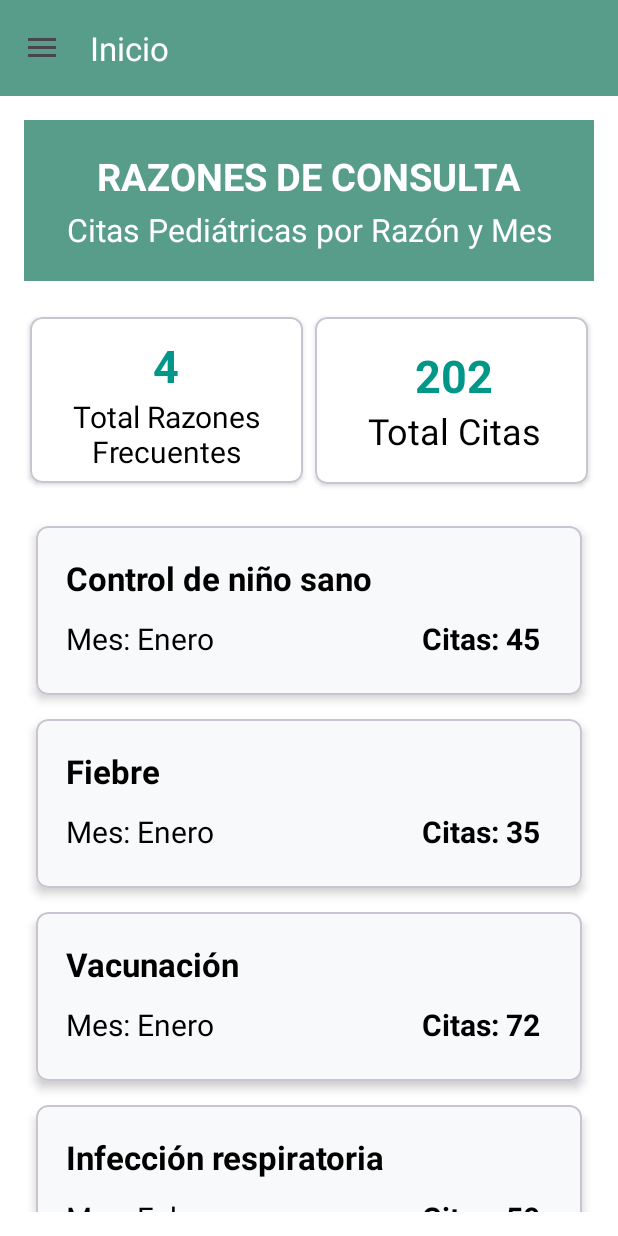
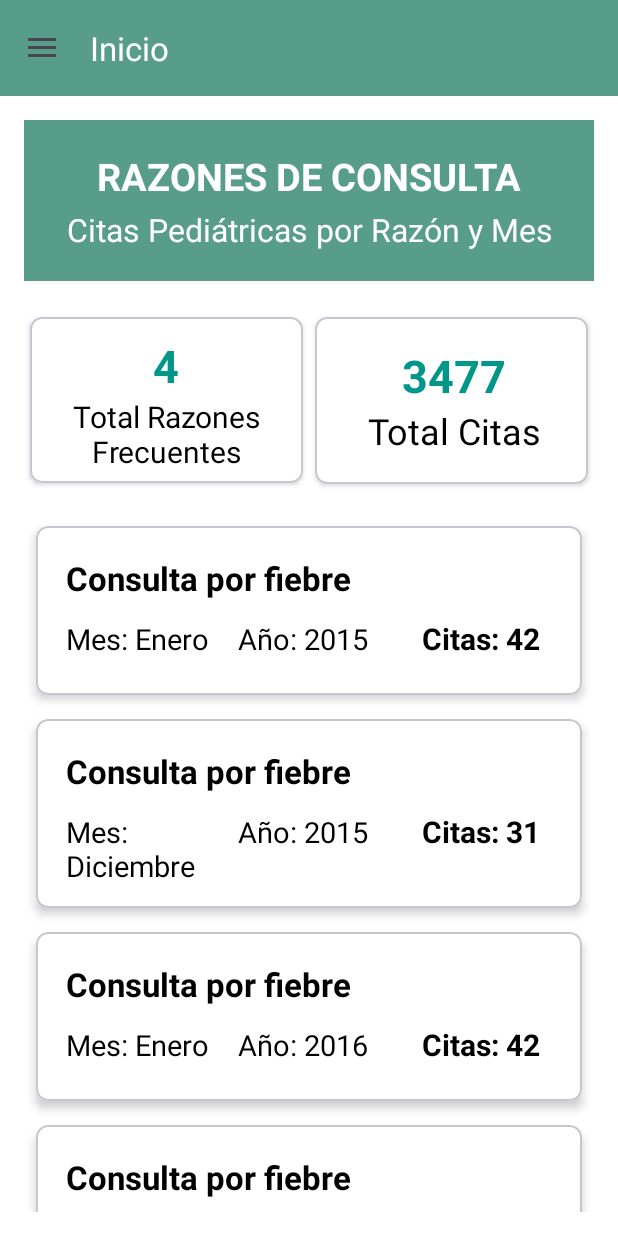
Before and after one commit to doomii18/PlataformaMovil_SaludVirtual, an Android app: the fragment RazonCitaFragment placed in its activity, on a phone screen of 412 x 824 dp. Run offline under Robolectric (Android 15) with nearby library versions, the phone set to English and light mode, and no system bars.

Commit message:
Commit #21
Actualización del modulo de razones de cita

```diff
--- a/app/src/main/java/com/example/plataformasalud_virtual/RazonCita.kt
+++ b/app/src/main/java/com/example/plataformasalud_virtual/RazonCita.kt
@@ -3,5 +3,6 @@ package com.example.plataformasalud_virtual
 data class RazonCita(
     val razonCita: String,
     val mes: String,
+    val anio: Int,
     val recuentoCitas: Int
 )
--- a/app/src/main/java/com/example/plataformasalud_virtual/RazonCitaAdapter.kt
+++ b/app/src/main/java/com/example/plataformasalud_virtual/RazonCitaAdapter.kt
@@ -24,11 +24,13 @@ class RazonCitaAdapter : ListAdapter<RazonCita, RazonCitaAdapter.RazonCitaViewHo
     class RazonCitaViewHolder(itemView: View) : RecyclerView.ViewHolder(itemView) {
         private val tvRazon: TextView = itemView.findViewById(R.id.tvRazon)
         private val tvMes: TextView = itemView.findViewById(R.id.tvMes)
+        val tvanio: TextView = itemView.findViewById(R.id.tvAnio)
         private val tvRecuento: TextView = itemView.findViewById(R.id.tvRecuento)
 
         fun bind(razon: RazonCita) {
             tvRazon.text = razon.razonCita
             tvMes.text = "Mes: ${razon.mes}"
+            tvanio.text = "Año: ${razon.anio}"
             tvRecuento.text = "Citas: ${razon.recuentoCitas}"
         }
     }
--- a/app/src/main/java/com/example/plataformasalud_virtual/RazonCitaFragment.kt
+++ b/app/src/main/java/com/example/plataformasalud_virtual/RazonCitaFragment.kt
@@ -3,38 +3,53 @@ package com.example.plataformasalud_virtual
 import android.os.Bundle
 import android.view.View
 import androidx.fragment.app.Fragment
+import androidx.fragment.app.viewModels
 import androidx.recyclerview.widget.LinearLayoutManager
 import com.example.plataformasalud_virtual.databinding.FragmentRazonCitaBinding
+import com.google.android.material.snackbar.Snackbar
 
 class RazonCitaFragment : Fragment(R.layout.fragment_razon_cita) {
 
     private var _binding: FragmentRazonCitaBinding? = null
     private val binding get() = _binding!!
 
+
+    private val viewModel: RazonCitaViewModel by viewModels()
+    private val adapter = RazonCitaAdapter()
+
     override fun onViewCreated(view: View, savedInstanceState: Bundle?) {
         super.onViewCreated(view, savedInstanceState)
         _binding = FragmentRazonCitaBinding.bind(view)
 
-        // Datos de prueba
-        val razonesPrueba = listOf(
-            RazonCita("Control de niño sano", "Enero", 45),
-            RazonCita("Fiebre", "Enero", 35),
-            RazonCita("Vacunación", "Enero", 72),
-            RazonCita("Infección respiratoria", "Febrero", 50),
 
 
-
-        )
-
-        setupRecyclerView(razonesPrueba)
-        updateStatisticsCards(razonesPrueba)
+        setupRecyclerView()
+        setupObservers()
     }
 
-    private fun setupRecyclerView(razones: List<RazonCita>) {
-        val adapter = RazonCitaAdapter()
+    private fun setupRecyclerView() {
         binding.rvRazonesCitas.layoutManager = LinearLayoutManager(requireContext())
         binding.rvRazonesCitas.adapter = adapter
-        adapter.submitList(razones)
+    }
+
+    private fun setupObservers() {
+        viewModel.razonesCita.observe(viewLifecycleOwner) { razones ->
+            adapter.submitList(razones)
+            updateStatisticsCards(razones)
+        }
+
+
+        viewModel.loading.observe(viewLifecycleOwner) { isLoading ->
+            binding.progress.visibility = if (isLoading) View.VISIBLE else View.GONE
+        }
+
+        viewModel.error.observe(viewLifecycleOwner) { error ->
+            error?.let {
+                // Muestra snackbar pero no es error fatal porque tenemos datos de fallback
+                Snackbar.make(binding.root, it, Snackbar.LENGTH_LONG).show()
+            }
+        }
+
     }
 
     private fun updateStatisticsCards(razones: List<RazonCita>) {
--- a/app/src/main/java/com/example/plataformasalud_virtual/RazonCitaViewModel.kt
+++ b/app/src/main/java/com/example/plataformasalud_virtual/RazonCitaViewModel.kt
@@ -34,13 +34,93 @@ class RazonCitaViewModel(application: Application) : AndroidViewModel(applicatio
 
                 // Datos de prueba directamente en el ViewModel
                 val datosPrueba = listOf(
-                    RazonCita("Control de niño sano", "Enero", 45),
-                    RazonCita("Fiebre", "Enero", 35),
-                    RazonCita("Vacunación", "Enero", 72),
-                    RazonCita("Infección respiratoria", "Febrero", 50),
-                    RazonCita("Control de niño sano", "Febrero", 90),
-                    RazonCita("Dolor abdominal", "Febrero", 25),
-                    RazonCita("Vacunación", "Febrero", 60)
+                    RazonCita("Consulta por fiebre", "Enero", 2015, 42),
+                    RazonCita("Consulta por fiebre", "Diciembre", 2015, 31),
+                    RazonCita("Consulta por fiebre", "Enero", 2016, 42),
+                    RazonCita("Consulta por fiebre", "Diciembre", 2016, 39),
+                    RazonCita("Consulta por fiebre", "Enero", 2017, 44),
+                    RazonCita("Consulta por fiebre", "Diciembre", 2017, 57),
+                    RazonCita("Consulta por fiebre", "Enero", 2018, 49),
+                    RazonCita("Consulta por fiebre", "Diciembre", 2018, 45),
+                    RazonCita("Consulta por fiebre", "Enero", 2019, 36),
+                    RazonCita("Consulta por fiebre", "Diciembre", 2019, 32),
+                    RazonCita("Consulta por fiebre", "Enero", 2020, 51),
+                    RazonCita("Consulta por fiebre", "Diciembre", 2020, 30),
+                    RazonCita("Consulta por fiebre", "Enero", 2021, 40),
+                    RazonCita("Consulta por fiebre", "Diciembre", 2021, 39),
+                    RazonCita("Consulta por fiebre", "Enero", 2022, 44),
+                    RazonCita("Consulta por fiebre", "Diciembre", 2022, 44),
+                    RazonCita("Consulta por fiebre", "Enero", 2023, 42),
+                    RazonCita("Consulta por fiebre", "Diciembre", 2023, 47),
+                    RazonCita("Consulta por fiebre", "Enero", 2024, 34),
+                    RazonCita("Consulta por fiebre", "Diciembre", 2024, 38),
+                    RazonCita("Consulta por fiebre", "Enero", 2025, 47),
+
+                    RazonCita("Consulta por Tos", "Enero", 2015, 40),
+                    RazonCita("Consulta por Tos", "Diciembre", 2015, 39),
+                    RazonCita("Consulta por Tos", "Enero", 2016, 37),
+                    RazonCita("Consulta por Tos", "Diciembre", 2016, 40),
+                    RazonCita("Consulta por Tos", "Enero", 2017, 40),
+                    RazonCita("Consulta por Tos", "Diciembre", 2017, 38),
+                    RazonCita("Consulta por Tos", "Enero", 2018, 37),
+                    RazonCita("Consulta por Tos", "Diciembre", 2018, 42),
+                    RazonCita("Consulta por Tos", "Enero", 2019, 39),
+                    RazonCita("Consulta por Tos", "Diciembre", 2019, 49),
+                    RazonCita("Consulta por Tos", "Enero", 2020, 37),
+                    RazonCita("Consulta por Tos", "Diciembre", 2020, 36),
+                    RazonCita("Consulta por Tos", "Enero", 2021, 37),
+                    RazonCita("Consulta por Tos", "Diciembre", 2021, 50),
+                    RazonCita("Consulta por Tos", "Enero", 2022, 43),
+                    RazonCita("Consulta por Tos", "Diciembre", 2022, 40),
+                    RazonCita("Consulta por Tos", "Enero", 2023, 36),
+                    RazonCita("Consulta por Tos", "Diciembre", 2023, 37),
+                    RazonCita("Consulta por Tos", "Enero", 2024, 36),
+                    RazonCita("Consulta por Tos", "Diciembre", 2024, 49),
+                    RazonCita("Consulta por Tos", "Enero", 2025, 45),
+
+                    RazonCita("Dolor de Garganta", "Enero", 2015, 51),
+                    RazonCita("Dolor de Garganta", "Diciembre", 2015, 53),
+                    RazonCita("Dolor de Garganta", "Enero", 2016, 50),
+                    RazonCita("Dolor de Garganta", "Diciembre", 2016, 42),
+                    RazonCita("Dolor de Garganta", "Enero", 2017, 37),
+                    RazonCita("Dolor de Garganta", "Diciembre", 2017, 44),
+                    RazonCita("Dolor de Garganta", "Enero", 2018, 56),
+                    RazonCita("Dolor de Garganta", "Diciembre", 2018, 38),
+                    RazonCita("Dolor de Garganta", "Enero", 2019, 36),
+                    RazonCita("Dolor de Garganta", "Diciembre", 2019, 28),
+                    RazonCita("Dolor de Garganta", "Enero", 2020, 41),
+                    RazonCita("Dolor de Garganta", "Diciembre", 2020, 34),
+                    RazonCita("Dolor de Garganta", "Enero", 2021, 39),
+                    RazonCita("Dolor de Garganta", "Diciembre", 2021, 44),
+                    RazonCita("Dolor de Garganta", "Enero", 2022, 35),
+                    RazonCita("Dolor de Garganta", "Diciembre", 2022, 50),
+                    RazonCita("Dolor de Garganta", "Enero", 2023, 44),
+                    RazonCita("Dolor de Garganta", "Diciembre", 2023, 41),
+                    RazonCita("Dolor de Garganta", "Enero", 2024, 51),
+                    RazonCita("Dolor de Garganta", "Diciembre", 2024, 44),
+                    RazonCita("Dolor de Garganta", "Enero", 2025, 34),
+
+                    RazonCita("Problemas respiratorios", "Enero", 2015, 39),
+                    RazonCita("Problemas respiratorios", "Diciembre", 2015, 40),
+                    RazonCita("Problemas respiratorios", "Enero", 2016, 42),
+                    RazonCita("Problemas respiratorios", "Diciembre", 2016, 47),
+                    RazonCita("Problemas respiratorios", "Enero", 2017, 43),
+                    RazonCita("Problemas respiratorios", "Diciembre", 2017, 38),
+                    RazonCita("Problemas respiratorios", "Enero", 2018, 32),
+                    RazonCita("Problemas respiratorios", "Diciembre", 2018, 46),
+                    RazonCita("Problemas respiratorios", "Enero", 2019, 38),
+                    RazonCita("Problemas respiratorios", "Diciembre", 2019, 32),
+                    RazonCita("Problemas respiratorios", "Enero", 2020, 51),
+                    RazonCita("Problemas respiratorios", "Diciembre", 2020, 43),
+                    RazonCita("Problemas respiratorios", "Enero", 2021, 46),
+                    RazonCita("Problemas respiratorios", "Diciembre", 2021, 46),
+                    RazonCita("Problemas respiratorios", "Enero", 2022, 44),
+                    RazonCita("Problemas respiratorios", "Diciembre", 2022, 44),
+                    RazonCita("Problemas respiratorios", "Enero", 2023, 43),
+                    RazonCita("Problemas respiratorios", "Diciembre", 2023, 39),
+                    RazonCita("Problemas respiratorios", "Enero", 2024, 35),
+                    RazonCita("Problemas respiratorios", "Diciembre", 2024, 44),
+                    RazonCita("Problemas respiratorios", "Enero", 2025, 33),
                 )
 
                 _razonesCita.value = datosPrueba
--- a/app/src/main/res/layout/item_pacientes.xml
+++ b/app/src/main/res/layout/item_pacientes.xml
@@ -40,7 +40,7 @@
                 android:layout_width="match_parent"
                 android:layout_height="wrap_content"
                 android:textColor="@color/black"
-                android:textSize="23sp"
+                android:textSize="20dp"
                 android:textStyle="bold" />
 
             <TextView
@@ -49,7 +49,7 @@
                 android:layout_height="wrap_content"
                 android:layout_marginTop="2dp"
                 android:textColor="@color/black"
-                android:textSize="23sp" />
+                android:textSize="20dp" />
 
             <TextView
                 android:id="@+id/tvedadpacientes"
@@ -57,7 +57,7 @@
                 android:layout_height="wrap_content"
                 android:layout_marginTop="2dp"
                 android:textColor="@color/black"
-                android:textSize="23sp" />
+                android:textSize="20dp" />
 
             <TextView
                 android:id="@+id/tvalergiaspacientes"
@@ -65,7 +65,7 @@
                 android:layout_height="wrap_content"
                 android:layout_marginTop="2dp"
                 android:textColor="@color/black"
-                android:textSize="23sp" />
+                android:textSize="20dp" />
 
         </LinearLayout>
     </LinearLayout>
--- a/app/src/main/res/layout/item_razon_cita.xml
+++ b/app/src/main/res/layout/item_razon_cita.xml
@@ -6,7 +6,7 @@
     android:layout_margin="8dp"
     app:cardCornerRadius="8dp"
     app:cardElevation="4dp"
-    app:cardBackgroundColor="#F8F9FA">
+    app:cardBackgroundColor="#FFFFFF">
 
     <LinearLayout
         android:layout_width="match_parent"
@@ -36,8 +36,16 @@
                 android:layout_width="0dp"
                 android:layout_height="wrap_content"
                 android:layout_weight="1"
-                android:text="Mes: Enero"
-                android:textSize="20sp"
+                android:text="Mes: Diciembre"
+                android:textSize="19dp"
+                android:textColor="#000000" />
+            <TextView
+                android:id="@+id/tvAnio"
+                android:layout_width="0dp"
+                android:layout_height="wrap_content"
+                android:layout_weight="1"
+                android:text="Anio: 2015"
+                android:textSize="19dp"
                 android:textColor="#000000" />
 
             <TextView
@@ -45,7 +53,7 @@
                 android:layout_width="wrap_content"
                 android:layout_height="wrap_content"
                 android:text="Citas: 10"
-                android:textSize="20sp"
+                android:textSize="20dp"
                 android:textColor="#000000"
                 android:textStyle="bold"
                 android:paddingHorizontal="8dp"
```
